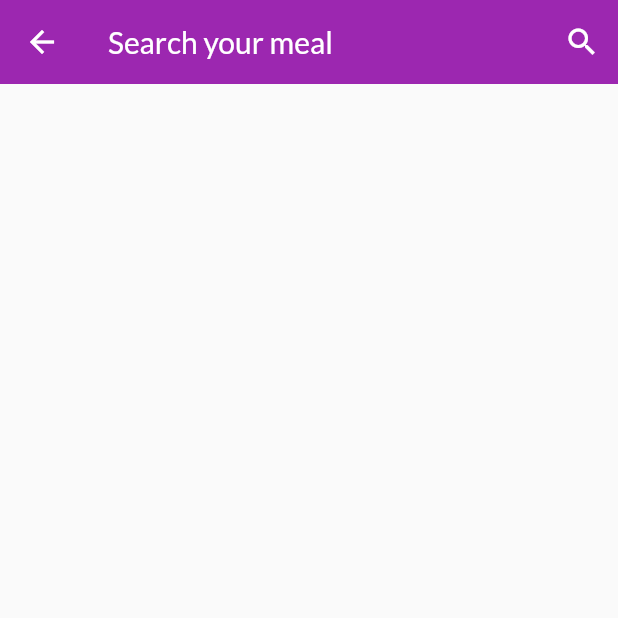
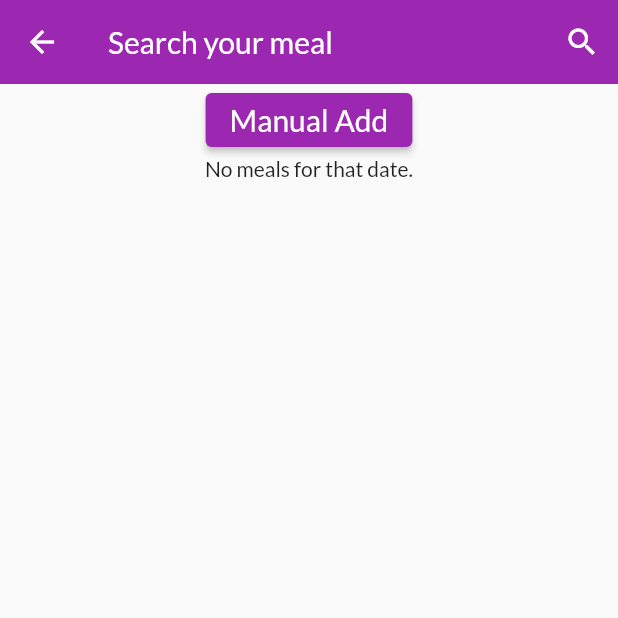
Before and after one commit to 0sf/wloss, a Flutter app: the MealDashboard screen opened directly, after a tap on the "add" icon, on a phone screen of 412 x 824 dp, the top half of it. Run offline on Flutter 3.47's test engine with Material 2 defaults, Android fonts, the phone set to English and light mode, and no system bars; our stand-ins replace cached_network_image, cloud_firestore, firebase_auth, flutter_local_notifications, flutter_native_timezone, percent_indicator and 2 more; missing offline and left inert: flutter_picker; accounts and stored records are empty; network calls fail.

Commit message:
working-local-time-package-update-meal-list-updated

```diff
--- a/lib/bloc/meal_bloc.dart
+++ b/lib/bloc/meal_bloc.dart
@@ -2,8 +2,8 @@ import 'dart:async';
 import 'dart:collection';
 import 'dart:convert';
 import 'package:rxdart/rxdart.dart';
-import 'package:dio/dio.dart';
 import 'package:http/http.dart' as http;
+// import 'package:dio/dio.dart';
 
 import '../model/meal_detail.dart';
 
@@ -16,7 +16,10 @@ class SearchBloc {
     _fetchMeal().then((_) {
       _mealSubject.add(UnmodifiableListView(_meals));
     }).catchError((Object o, StackTrace s) {
-      print(">>>>>" + o.toString());
+      print("Network Error!\n Object: " +
+          o.toString() +
+          " Stack: " +
+          s.toString());
     });
 
     // _fetchMeal().then((_) {
@@ -28,19 +31,13 @@ class SearchBloc {
 
   Future<Null> _fetchMeal() async {
     // http.Client client --> http.Client()
-
     //var url1 = Uri.parse('https://wloss-app.firebaseio.com/meals.json');
     final url1 = "https://wloss-app.firebaseio.com/meals.json";
     // final url2 = "https://meals.free.beeceptor.com/meals";
 
     //final response = await http.get(url1);
-
     //http.Response response =
     //    await http.get('https://wloss-app.firebaseio.com/meals.json');
-
-    final response = await http.get(url1).catchError((Object o, StackTrace s) {
-      print(">>>>" + o.toString());
-    });
 
     // var dio = Dio();
     // Response response =
@@ -55,6 +52,11 @@ class SearchBloc {
     // HttpClientResponse response = await request.close();
     // String reply = await response.transform(utf8.decoder).join();
 
+    final response = await http.get(url1).catchError((Object o, StackTrace s) {
+      print(
+          "HTTP Error!\n Object: " + o.toString() + " Stack: " + s.toString());
+    });
+
     if (response.statusCode == 200) {
       _meals = parseMeal(response.body);
     } else {
@@ -64,10 +66,6 @@ class SearchBloc {
 
   List<MealDetail> parseMeal(String response) {
     final parsed = json.decode(response).cast<Map<String, dynamic>>();
-    print(parsed
-        .map<MealDetail>((json) => MealDetail.fromJson(json))
-        .toList()
-        .toString());
     return parsed.map<MealDetail>((json) => MealDetail.fromJson(json)).toList();
   }
 }
--- a/lib/screens/meal_mng/search.dart
+++ b/lib/screens/meal_mng/search.dart
@@ -31,7 +31,18 @@ class _SearchAddState extends State<SearchAdd> {
               })
         ],
       ),
-      body: MealList(DateTime.now()),
+      body: Column(
+        children: [
+          Align(
+            alignment: Alignment.bottomCenter,
+            child: ElevatedButton(
+              onPressed: () {},
+              child: const Text('Manual Add', style: TextStyle(fontSize: 20)),
+            ),
+          ),
+          Container(child: MealList(DateTime.now())),
+        ],
+      ),
     );
   }
 }
--- a/lib/widgets/meal/meal_list.dart
+++ b/lib/widgets/meal/meal_list.dart
@@ -15,26 +15,21 @@ class MealList extends StatefulWidget {
 }
 
 class _MealListState extends State<MealList> {
-  List<Meal> mealList = [];
-
   bool isDate(DateTime date, Meal meals) {
     if (date.day == meals.foodId.day &&
         date.month == meals.foodId.month &&
         date.year == meals.foodId.year) {
       return true;
     }
-
     return false;
   }
 
-  void _addToList(List<Meal> meals, DateTime date) {
-    var i = 0;
+  void _addToList(List<Meal> meals, List<Meal> mealList, DateTime date) {
     for (var meal in meals) {
       if (date.day == meal.foodId.day &&
           date.month == meal.foodId.month &&
           date.year == meal.foodId.year) {
-        mealList[i] = meal;
-        i++;
+        mealList.add(meal);
       }
     }
   }
@@ -42,56 +37,43 @@ class _MealListState extends State<MealList> {
   @override
   Widget build(BuildContext context) {
     final user = Provider.of<User>(context, listen: false);
-    // final meals = Provider.of<List<Meal>>(context) ?? [];
 
     void _deleteMeal(String docId) {
       DatabaseService(uid: user.uid).deleteMeal(docId);
     }
-
-    // return ListView.builder(
-    //     itemCount: meals.length,
-    //     itemBuilder: (context, index) {
-    //       return MealTile(
-    //         meal: meals[index],
-    //         deleteFn: _deleteMeal,
-    //       );
-    //     });
-
-    // ListView.builder(
-    //     itemCount: meals.length,
-    //     shrinkWrap: true,
-    //     itemBuilder: (context, index) {
-    //       return isDate(widget.date, meals[index])
-    //           ? MealTile(
-    //               meal: meals[index],
-    //               deleteFn: _deleteMeal,
-    //             )
-    //           : Text('');
-    //     });
 
     return StreamBuilder<List<Meal>>(
         stream: DatabaseService(uid: user.uid).meals,
         builder: (context, snapshot) {
           List<Meal> meals = snapshot.data;
           if (snapshot.hasData) {
-            //final meals = Provider.of<List<Meal>>(context) ?? [];
-            return ListView.builder(
-                itemCount: meals.length,
-                shrinkWrap: true,
-                itemBuilder: (context, index) {
-                  return isDate(widget.date, meals[index])
-                      ? MealTile(
-                          meal: meals[index],
-                          deleteFn: _deleteMeal,
-                        )
-                      : Text('');
-                });
+            var mealList = <Meal>[];
+            _addToList(meals, mealList, widget.date);
+            if (mealList.isEmpty) {
+              print("Empty");
+              return Center(child: Text('No meals for that date.'));
+            } else if (mealList.isNotEmpty) {
+              return Container(
+                child: ListView.builder(
+                    itemCount: mealList.length,
+                    shrinkWrap: true,
+                    itemBuilder: (context, index) {
+                      final item = mealList[index];
+                      return MealTile(
+                        meal: item,
+                        deleteFn: _deleteMeal,
+                      );
+                    }),
+              );
+            } else {
+              return Container();
+            }
           } else if (snapshot.hasError) {
             return Center(
               child: Text(snapshot.error.toString()),
             );
           } else {
-            return Text('No meals');
+            return Text('Stream builder ERORR!');
           }
         });
   }
--- a/pubspec.yaml
+++ b/pubspec.yaml
@@ -33,8 +33,8 @@ dependencies:
   intl: ">=0.14.0"
   percent_indicator: ^2.1.3
   cached_network_image: ^2.5.1
-  flutter_local_notifications: ^3.0.2
-  timezone: ^0.5.9
+  flutter_local_notifications: ^4.0.1+2
+  timezone: ^0.6.1
   flutter_picker: ^2.0.2
   flutter_native_timezone: ^2.0.0
   http: ^0.12.2
```
Also changed, not shown: lib/widgets/settings_form.dart (+12 -5 lines), pubspec.lock.
